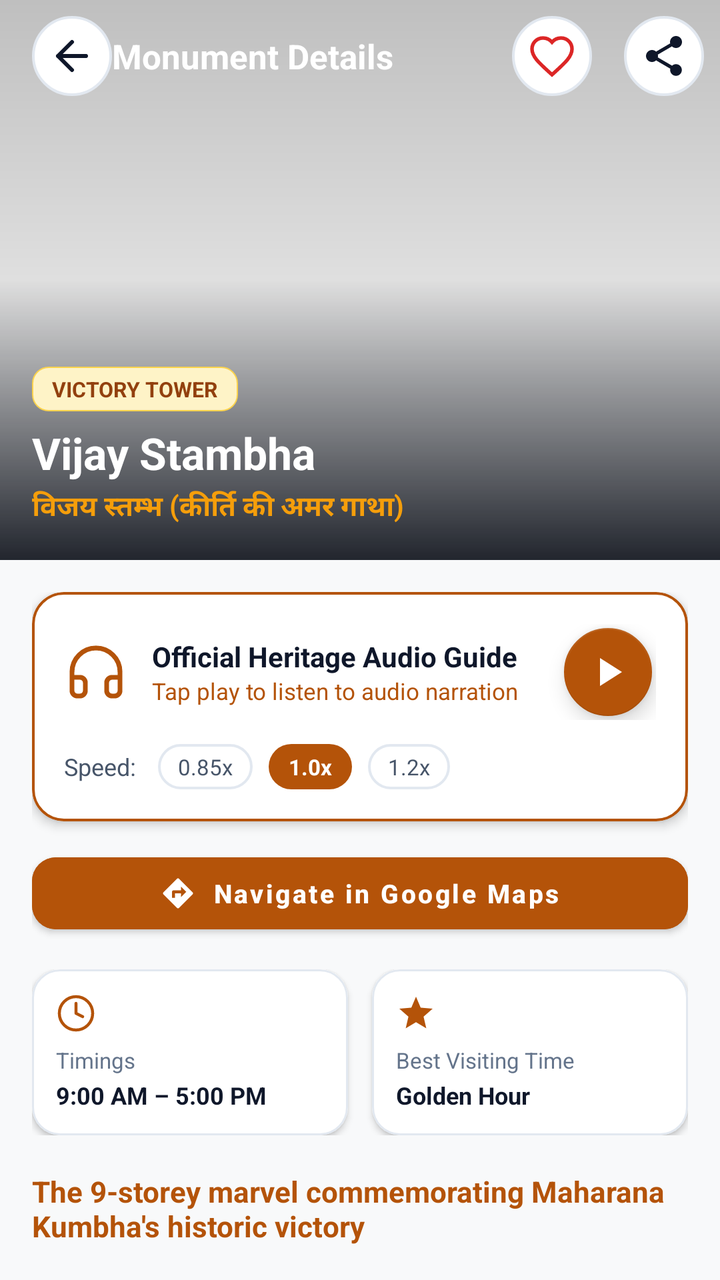
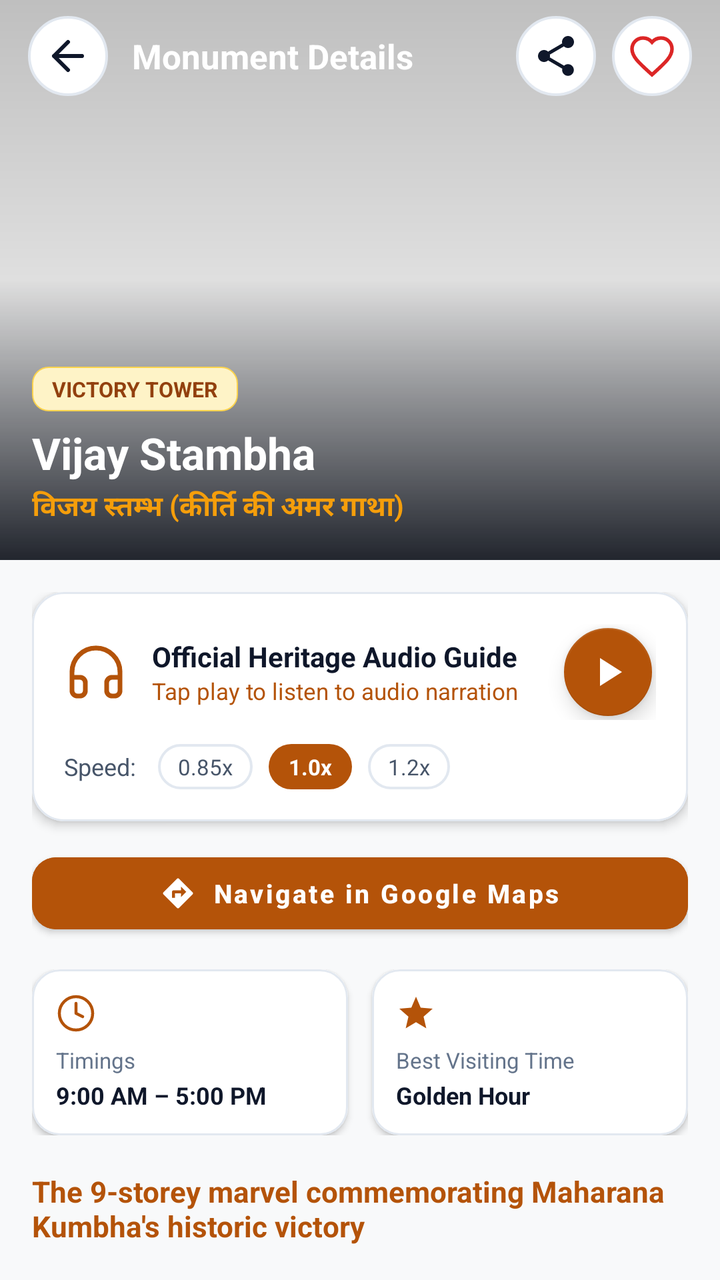

Screens rendered from an Android XML layout before and after an edit, with the pre-edit source and the edit as a unified diff.
<!-- AndroidManifest.xml: activity theme Theme.VisitChittorgarh -->
<!-- res/layout/activity_monument_detail.xml -->
<?xml version="1.0" encoding="utf-8"?>
<androidx.coordinatorlayout.widget.CoordinatorLayout xmlns:android="http://schemas.android.com/apk/res/android"
    xmlns:app="http://schemas.android.com/apk/res-auto"
    android:layout_width="match_parent"
    android:layout_height="match_parent"
    android:background="@color/window_background">

    <com.google.android.material.appbar.AppBarLayout
        android:id="@+id/appBarLayout"
        android:layout_width="match_parent"
        android:layout_height="280dp"
        android:background="@color/surface_white"
        android:theme="@style/ThemeOverlay.MaterialComponents.Dark.ActionBar">

        <com.google.android.material.appbar.CollapsingToolbarLayout
            android:id="@+id/collapsingToolbar"
            android:layout_width="match_parent"
            android:layout_height="match_parent"
            app:contentScrim="@color/surface_white"
            app:layout_scrollFlags="scroll|exitUntilCollapsed"
            app:titleEnabled="false">

            <ImageView
                android:id="@+id/imgDetailHeader"
                android:layout_width="match_parent"
                android:layout_height="match_parent"
                android:scaleType="centerCrop"
                app:layout_collapseMode="parallax"
                android:contentDescription="Monument Photo" />

            
            <View
                android:layout_width="match_parent"
                android:layout_height="match_parent"
                android:background="@drawable/scrim_gradient" />

            <androidx.appcompat.widget.Toolbar
                android:id="@+id/toolbar"
                android:layout_width="match_parent"
                android:layout_height="?attr/actionBarSize"
                app:layout_collapseMode="pin">

                <ImageView
                    android:id="@+id/btnBack"
                    android:layout_width="40dp"
                    android:layout_height="40dp"
                    android:background="@drawable/bg_chip_unselected"
                    android:padding="8dp"
                    android:src="@drawable/ic_arrow_back"
                    app:tint="@color/text_primary"
                    android:contentDescription="Back" />

                <TextView
                    android:id="@+id/txtToolbarTitle"
                    android:layout_width="wrap_content"
                    android:layout_height="wrap_content"
                    android:layout_marginStart="14dp"
                    android:text="Monument Details"
                    android:textColor="@color/surface_white"
                    android:textSize="17sp"
                    android:textStyle="bold" />

                <ImageView
                    android:id="@+id/btnShare"
                    android:layout_width="40dp"
                    android:layout_height="40dp"
                    android:layout_gravity="end"
                    android:layout_marginEnd="8dp"
                    android:background="@drawable/bg_chip_unselected"
                    android:padding="8dp"
                    android:src="@drawable/ic_share"
                    app:tint="@color/text_primary"
                    android:contentDescription="Share" />

                <ImageView
                    android:id="@+id/btnDetailFavorite"
                    android:layout_width="40dp"
                    android:layout_height="40dp"
                    android:layout_gravity="end"
                    android:layout_marginEnd="16dp"
                    android:background="@drawable/bg_chip_unselected"
                    android:padding="8dp"
                    android:src="@drawable/ic_favorite_border"
                    app:tint="@color/ruby_crimson"
                    android:contentDescription="Favorite" />
            </androidx.appcompat.widget.Toolbar>

            
            <LinearLayout
                android:layout_width="match_parent"
                android:layout_height="wrap_content"
                android:layout_gravity="bottom"
                android:orientation="vertical"
                android:padding="16dp">

                <TextView
                    android:id="@+id/txtDetailCategory"
                    android:layout_width="wrap_content"
                    android:layout_height="wrap_content"
                    android:background="@drawable/bg_badge_gold"
                    android:paddingHorizontal="10dp"
                    android:paddingVertical="4dp"
                    android:text="VICTORY TOWER"
                    android:textColor="@color/gold_badge_text"
                    android:textSize="10.5sp"
                    android:textStyle="bold" />

                <TextView
                    android:id="@+id/txtDetailTitle"
                    android:layout_width="wrap_content"
                    android:layout_height="wrap_content"
                    android:layout_marginTop="6dp"
                    android:text="Vijay Stambha"
                    android:textColor="@color/surface_white"
                    android:textSize="22sp"
                    android:textStyle="bold" />

                <TextView
                    android:id="@+id/txtDetailHindiTitle"
                    android:layout_width="wrap_content"
                    android:layout_height="wrap_content"
                    android:layout_marginTop="2dp"
                    android:text="विजय स्तम्भ (कीर्ति की अमर गाथा)"
                    android:textColor="@color/gold_light"
                    android:textSize="14sp"
                    android:textStyle="bold" />
            </LinearLayout>
        </com.google.android.material.appbar.CollapsingToolbarLayout>
    </com.google.android.material.appbar.AppBarLayout>

    <androidx.core.widget.NestedScrollView
        android:layout_width="match_parent"
        android:layout_height="match_parent"
        app:layout_behavior="@string/appbar_scrolling_view_behavior">

        <LinearLayout
            android:layout_width="match_parent"
            android:layout_height="wrap_content"
            android:orientation="vertical"
            android:padding="16dp">

            
            <com.google.android.material.card.MaterialCardView
                android:layout_width="match_parent"
                android:layout_height="wrap_content"
                app:cardBackgroundColor="@color/surface_white"
                app:cardCornerRadius="16dp"
                app:cardElevation="3dp"
                app:strokeColor="@color/accent_gold"
                app:strokeWidth="1.2dp">

                <LinearLayout
                    android:layout_width="match_parent"
                    android:layout_height="wrap_content"
                    android:orientation="vertical"
                    android:padding="16dp">

                    <LinearLayout
                        android:layout_width="match_parent"
                        android:layout_height="wrap_content"
                        android:gravity="center_vertical"
                        android:orientation="horizontal">

                        <ImageView
                            android:layout_width="32dp"
                            android:layout_height="32dp"
                            android:src="@drawable/ic_nav_audio"
                            app:tint="@color/accent_gold" />

                        <LinearLayout
                            android:layout_width="0dp"
                            android:layout_height="wrap_content"
                            android:layout_marginStart="12dp"
                            android:layout_weight="1"
                            android:orientation="vertical">

                            <TextView
                                android:layout_width="wrap_content"
                                android:layout_height="wrap_content"
                                android:text="Official Heritage Audio Guide"
                                android:textColor="@color/text_primary"
                                android:textSize="14sp"
                                android:textStyle="bold" />

                            <TextView
                                android:id="@+id/txtAudioStatus"
                                android:layout_width="wrap_content"
                                android:layout_height="wrap_content"
                                android:text="Tap play to listen to audio narration"
                                android:textColor="@color/accent_gold"
                                android:textSize="11.5sp" />
                        </LinearLayout>

                        <com.google.android.material.floatingactionbutton.FloatingActionButton
                            android:id="@+id/fabPlayAudio"
                            android:layout_width="wrap_content"
                            android:layout_height="wrap_content"
                            app:backgroundTint="@color/accent_gold"
                            app:fabCustomSize="44dp"
                            app:srcCompat="@drawable/ic_play_arrow"
                            app:tint="@color/surface_white" />
                    </LinearLayout>

                    
                    <LinearLayout
                        android:layout_width="match_parent"
                        android:layout_height="wrap_content"
                        android:layout_marginTop="12dp"
                        android:gravity="center_vertical"
                        android:orientation="horizontal">

                        <TextView
                            android:layout_width="wrap_content"
                            android:layout_height="wrap_content"
                            android:text="Speed: "
                            android:textColor="@color/text_secondary"
                            android:textSize="12sp" />

                        <TextView
                            android:id="@+id/btnSpeedSlow"
                            android:layout_width="wrap_content"
                            android:layout_height="wrap_content"
                            android:layout_marginStart="8dp"
                            android:background="@drawable/bg_chip_unselected"
                            android:paddingHorizontal="10dp"
                            android:paddingVertical="4dp"
                            android:text="0.85x"
                            android:textColor="@color/text_secondary"
                            android:textSize="11sp" />

                        <TextView
                            android:id="@+id/btnSpeedNormal"
                            android:layout_width="wrap_content"
                            android:layout_height="wrap_content"
                            android:layout_marginStart="8dp"
                            android:background="@drawable/bg_chip_selected"
                            android:paddingHorizontal="10dp"
                            android:paddingVertical="4dp"
                            android:text="1.0x"
                            android:textColor="@color/surface_white"
                            android:textSize="11sp"
                            android:textStyle="bold" />

                        <TextView
                            android:id="@+id/btnSpeedFast"
                            android:layout_width="wrap_content"
                            android:layout_height="wrap_content"
                            android:layout_marginStart="8dp"
                            android:background="@drawable/bg_chip_unselected"
                            android:paddingHorizontal="10dp"
                            android:paddingVertical="4dp"
                            android:text="1.2x"
                            android:textColor="@color/text_secondary"
                            android:textSize="11sp" />
                    </LinearLayout>
                </LinearLayout>
            </com.google.android.material.card.MaterialCardView>

            
            <com.google.android.material.button.MaterialButton
                android:id="@+id/btnDetailDirections"
                android:layout_width="match_parent"
                android:layout_height="48dp"
                android:layout_marginTop="12dp"
                android:backgroundTint="@color/accent_gold"
                android:text="Navigate in Google Maps"
                android:textAllCaps="false"
                android:textColor="@color/surface_white"
                android:textSize="13sp"
                android:textStyle="bold"
                app:cornerRadius="12dp"
                app:icon="@drawable/ic_directions"
                app:iconGravity="textStart"
                app:iconPadding="8dp"
                app:iconSize="18dp"
                app:iconTint="@color/surface_white" />

            
            <LinearLayout
                android:layout_width="match_parent"
                android:layout_height="wrap_content"
                android:layout_marginTop="14dp"
                android:baselineAligned="false"
                android:orientation="horizontal">

                
                <com.google.android.material.card.MaterialCardView
                    android:layout_width="0dp"
                    android:layout_height="wrap_content"
                    android:layout_marginEnd="6dp"
                    android:layout_weight="1"
                    app:cardBackgroundColor="@color/surface_white"
                    app:cardCornerRadius="14dp"
                    app:cardElevation="2dp"
                    app:strokeColor="@color/border_subtle"
                    app:strokeWidth="1dp">

                    <LinearLayout
                        android:layout_width="match_parent"
                        android:layout_height="wrap_content"
                        android:orientation="vertical"
                        android:padding="12dp">

                        <ImageView
                            android:layout_width="20dp"
                            android:layout_height="20dp"
                            android:src="@drawable/ic_clock"
                            app:tint="@color/accent_gold" />

                        <TextView
                            android:layout_width="wrap_content"
                            android:layout_height="wrap_content"
                            android:layout_marginTop="6dp"
                            android:text="Timings"
                            android:textColor="@color/text_muted"
                            android:textSize="11sp" />

                        <TextView
                            android:id="@+id/txtDetailTimings"
                            android:layout_width="wrap_content"
                            android:layout_height="wrap_content"
                            android:layout_marginTop="2dp"
                            android:text="9:00 AM – 5:00 PM"
                            android:textColor="@color/text_primary"
                            android:textSize="12sp"
                            android:textStyle="bold" />
                    </LinearLayout>
                </com.google.android.material.card.MaterialCardView>

                
                <com.google.android.material.card.MaterialCardView
                    android:layout_width="0dp"
                    android:layout_height="wrap_content"
                    android:layout_marginStart="6dp"
                    android:layout_weight="1"
                    app:cardBackgroundColor="@color/surface_white"
                    app:cardCornerRadius="14dp"
                    app:cardElevation="2dp"
                    app:strokeColor="@color/border_subtle"
                    app:strokeWidth="1dp">

                    <LinearLayout
                        android:layout_width="match_parent"
                        android:layout_height="wrap_content"
                        android:orientation="vertical"
                        android:padding="12dp">

                        <ImageView
                            android:layout_width="20dp"
                            android:layout_height="20dp"
                            android:src="@drawable/ic_star"
                            app:tint="@color/accent_gold" />

                        <TextView
                            android:layout_width="wrap_content"
                            android:layout_height="wrap_content"
                            android:layout_marginTop="6dp"
                            android:text="Best Visiting Time"
                            android:textColor="@color/text_muted"
                            android:textSize="11sp" />

                        <TextView
                            android:id="@+id/txtDetailBestTime"
                            android:layout_width="wrap_content"
                            android:layout_height="wrap_content"
                            android:layout_marginTop="2dp"
                            android:text="Golden Hour"
                            android:textColor="@color/text_primary"
                            android:textSize="12sp"
                            android:textStyle="bold" />
                    </LinearLayout>
                </com.google.android.material.card.MaterialCardView>
            </LinearLayout>

            
            <TextView
                android:id="@+id/txtDetailTagline"
                android:layout_width="match_parent"
                android:layout_height="wrap_content"
                android:layout_marginTop="18dp"
                android:text="The 9-storey marvel commemorating Maharana Kumbha's historic victory"
                android:textColor="@color/accent_gold"
                android:textSize="14.5sp"
                android:textStyle="bold" />

            
            <TextView
                android:layout_width="wrap_content"
                android:layout_height="wrap_content"
                android:layout_marginTop="16dp"
                android:text="Historical Chronicle &amp; Lore"
                android:textColor="@color/text_primary"
                android:textSize="16sp"
                android:textStyle="bold" />

            <TextView
                android:id="@+id/txtDetailHistory"
                android:layout_width="match_parent"
                android:layout_height="wrap_content"
                android:layout_marginTop="8dp"
                android:lineSpacingExtra="4dp"
                android:text="History details..."
                android:textColor="@color/text_secondary"
                android:textSize="13sp" />

            
            <TextView
                android:layout_width="wrap_content"
                android:layout_height="wrap_content"
                android:layout_marginTop="18dp"
                android:text="Architecture &amp; Design"
                android:textColor="@color/text_primary"
                android:textSize="16sp"
                android:textStyle="bold" />

            <TextView
                android:id="@+id/txtDetailArchitecture"
                android:layout_width="match_parent"
                android:layout_height="wrap_content"
                android:layout_marginTop="8dp"
                android:lineSpacingExtra="4dp"
                android:text="Architecture details..."
                android:textColor="@color/text_secondary"
                android:textSize="13sp" />

            
            <TextView
                android:layout_width="wrap_content"
                android:layout_height="wrap_content"
                android:layout_marginTop="18dp"
                android:text="Key Highlights"
                android:textColor="@color/text_primary"
                android:textSize="16sp"
                android:textStyle="bold" />

            <LinearLayout
                android:id="@+id/layoutHighlights"
                android:layout_width="match_parent"
                android:layout_height="wrap_content"
                android:layout_marginTop="8dp"
                android:orientation="vertical" />

            
            <View
                android:layout_width="match_parent"
                android:layout_height="40dp" />
        </LinearLayout>
    </androidx.core.widget.NestedScrollView>
</androidx.coordinatorlayout.widget.CoordinatorLayout>
<!-- resources referenced by this layout -->
<resources>
  <color name="accent_gold">#B45309</color>
  <color name="border_subtle">#E2E8F0</color>
  <color name="gold_badge_text">#92400E</color>
  <color name="gold_light">#F59E0B</color>
  <color name="ruby_crimson">#DC2626</color>
  <color name="surface_white">#FFFFFF</color>
  <color name="text_muted">#64748B</color>
  <color name="text_primary">#0F172A</color>
  <color name="text_secondary">#475569</color>
  <color name="window_background">#F8F9FA</color>
  <!-- drawable bg_badge_gold (drawable) -->
  <?xml version="1.0" encoding="utf-8"?>
  <shape xmlns:android="http://schemas.android.com/apk/res/android"
      android:shape="rectangle">
      <corners android:radius="8dp" />
      <solid android:color="@color/gold_badge_bg" />
      <stroke
          android:width="0.8dp"
          android:color="#FCD34D" />
  </shape>
  <!-- drawable bg_chip_selected (drawable) -->
  <?xml version="1.0" encoding="utf-8"?>
  <shape xmlns:android="http://schemas.android.com/apk/res/android"
      android:shape="rectangle">
      <corners android:radius="20dp" />
      <solid android:color="@color/accent_gold" />
  </shape>
  <!-- drawable bg_chip_unselected (drawable) -->
  <?xml version="1.0" encoding="utf-8"?>
  <shape xmlns:android="http://schemas.android.com/apk/res/android"
      android:shape="rectangle">
      <corners android:radius="20dp" />
      <solid android:color="@color/surface_white" />
      <stroke
          android:width="1.2dp"
          android:color="@color/border_subtle" />
  </shape>
  <!-- drawable ic_play_arrow (drawable) -->
  <vector xmlns:android="http://schemas.android.com/apk/res/android"
      android:width="24dp"
      android:height="24dp"
      android:viewportWidth="24"
      android:viewportHeight="24">
      <path
          android:fillColor="#FFFFFF"
          android:pathData="M8,5v14l11,-7z" />
  </vector>
  <!-- drawable ic_star (drawable) -->
  <vector xmlns:android="http://schemas.android.com/apk/res/android"
      android:width="24dp"
      android:height="24dp"
      android:viewportWidth="24"
      android:viewportHeight="24">
      <path
          android:fillColor="#F59E0B"
          android:pathData="M12,17.27L18.18,21l-1.64,-7.03L22,9.24l-7.19,-0.61L12,2 9.19,8.63 2,9.24l5.46,4.73L5.82,21z" />
  </vector>
  <!-- drawable scrim_gradient (drawable) -->
  <?xml version="1.0" encoding="utf-8"?>
  <shape xmlns:android="http://schemas.android.com/apk/res/android"
      android:shape="rectangle">
      <gradient
          android:angle="270"
          android:startColor="#40000000"
          android:centerColor="#20000000"
          android:endColor="#E60A0E17"
          android:type="linear" />
  </shape>
  <style name="Theme.VisitChittorgarh" parent="Theme.MaterialComponents.Light.NoActionBar">
          <item name="colorPrimary">@color/accent_gold</item>
          <item name="colorPrimaryVariant">@color/gold_bright</item>
          <item name="colorOnPrimary">@color/surface_white</item>
          <item name="colorSecondary">@color/gold_bright</item>
          <item name="colorSecondaryVariant">@color/accent_gold</item>
          <item name="colorOnSecondary">@color/surface_white</item>
          
          <item name="android:statusBarColor">@android:color/transparent</item>
          <item name="android:navigationBarColor">@android:color/transparent</item>
          <item name="android:windowLightStatusBar" tools:targetApi="m">true</item>
          <item name="android:windowLightNavigationBar" tools:targetApi="o_mr1">true</item>
          <item name="android:windowBackground">@color/window_background</item>
          <item name="android:textColorPrimary">@color/text_primary</item>
          <item name="android:textColorSecondary">@color/text_secondary</item>
      </style>
  <color name="gold_badge_bg">#FEF3C7</color>
  <color name="gold_bright">#D97706</color>
  <!-- unchanged entries left out for length: 6 -->
</resources>

<!-- the commit's change to res/layout/activity_monument_detail.xml (unified diff, before → after) -->
@@ -38,51 +38,63 @@
                 android:id="@+id/toolbar"
                 android:layout_width="match_parent"
                 android:layout_height="?attr/actionBarSize"
+                app:contentInsetStart="0dp"
+                app:contentInsetLeft="0dp"
+                app:contentInsetEnd="0dp"
+                app:contentInsetRight="0dp"
                 app:layout_collapseMode="pin">
 
-                <ImageView
-                    android:id="@+id/btnBack"
-                    android:layout_width="40dp"
-                    android:layout_height="40dp"
-                    android:background="@drawable/bg_chip_unselected"
-                    android:padding="8dp"
-                    android:src="@drawable/ic_arrow_back"
-                    app:tint="@color/text_primary"
-                    android:contentDescription="Back" />
-
-                <TextView
-                    android:id="@+id/txtToolbarTitle"
-                    android:layout_width="wrap_content"
-                    android:layout_height="wrap_content"
-                    android:layout_marginStart="14dp"
-                    android:text="Monument Details"
-                    android:textColor="@color/surface_white"
-                    android:textSize="17sp"
-                    android:textStyle="bold" />
-
-                <ImageView
-                    android:id="@+id/btnShare"
-                    android:layout_width="40dp"
-                    android:layout_height="40dp"
-                    android:layout_gravity="end"
-                    android:layout_marginEnd="8dp"
-                    android:background="@drawable/bg_chip_unselected"
-                    android:padding="8dp"
-                    android:src="@drawable/ic_share"
-                    app:tint="@color/text_primary"
-                    android:contentDescription="Share" />
-
-                <ImageView
-                    android:id="@+id/btnDetailFavorite"
-                    android:layout_width="40dp"
-                    android:layout_height="40dp"
-                    android:layout_gravity="end"
-                    android:layout_marginEnd="16dp"
-                    android:background="@drawable/bg_chip_unselected"
-                    android:padding="8dp"
-                    android:src="@drawable/ic_favorite_border"
-                    app:tint="@color/ruby_crimson"
-                    android:contentDescription="Favorite" />
+                <LinearLayout
+                    android:layout_width="match_parent"
+                    android:layout_height="match_parent"
+                    android:gravity="center_vertical"
+                    android:orientation="horizontal"
+                    android:paddingHorizontal="14dp">
+
+                    <ImageView
+                        android:id="@+id/btnBack"
+                        android:layout_width="40dp"
+                        android:layout_height="40dp"
+                        android:background="@drawable/bg_chip_unselected"
+                        android:padding="8dp"
+                        android:src="@drawable/ic_arrow_back"
+                        app:tint="@color/text_primary"
+                        android:contentDescription="Back" />
+
+                    <TextView
+                        android:id="@+id/txtToolbarTitle"
+                        android:layout_width="0dp"
+                        android:layout_height="wrap_content"
+                        android:layout_marginStart="12dp"
+                        android:layout_weight="1"
+                        android:text="Monument Details"
+                        android:textColor="@color/surface_white"
+                        android:textSize="17sp"
+                        android:textStyle="bold"
+                        android:maxLines="1"
+                        android:ellipsize="end" />
+
+                    <ImageView
+                        android:id="@+id/btnShare"
+                        android:layout_width="40dp"
+                        android:layout_height="40dp"
+                        android:layout_marginEnd="8dp"
+                        android:background="@drawable/bg_chip_unselected"
+                        android:padding="8dp"
+                        android:src="@drawable/ic_share"
+                        app:tint="@color/text_primary"
+                        android:contentDescription="Share" />
+
+                    <ImageView
+                        android:id="@+id/btnDetailFavorite"
+                        android:layout_width="40dp"
+                        android:layout_height="40dp"
+                        android:background="@drawable/bg_chip_unselected"
+                        android:padding="8dp"
+                        android:src="@drawable/ic_favorite_border"
+                        app:tint="@color/ruby_crimson"
+                        android:contentDescription="Favorite" />
+                </LinearLayout>
             </androidx.appcompat.widget.Toolbar>
 
             
@@ -146,8 +158,8 @@
                 app:cardBackgroundColor="@color/surface_white"
                 app:cardCornerRadius="16dp"
                 app:cardElevation="3dp"
-                app:strokeColor="@color/accent_gold"
-                app:strokeWidth="1.2dp">
+                app:strokeColor="@color/border_subtle"
+                app:strokeWidth="1dp">
 
                 <LinearLayout
                     android:layout_width="match_parent"
<!-- resource entries referenced after the edit -->
@@ -76,8 +76,8 @@
           <item name="colorSecondaryVariant">@color/accent_gold</item>
           <item name="colorOnSecondary">@color/surface_white</item>
           
-          <item name="android:statusBarColor">@android:color/transparent</item>
-          <item name="android:navigationBarColor">@android:color/transparent</item>
+          <item name="android:statusBarColor">@color/surface_white</item>
+          <item name="android:navigationBarColor">@color/surface_white</item>
           <item name="android:windowLightStatusBar" tools:targetApi="m">true</item>
           <item name="android:windowLightNavigationBar" tools:targetApi="o_mr1">true</item>
           <item name="android:windowBackground">@color/window_background</item>
